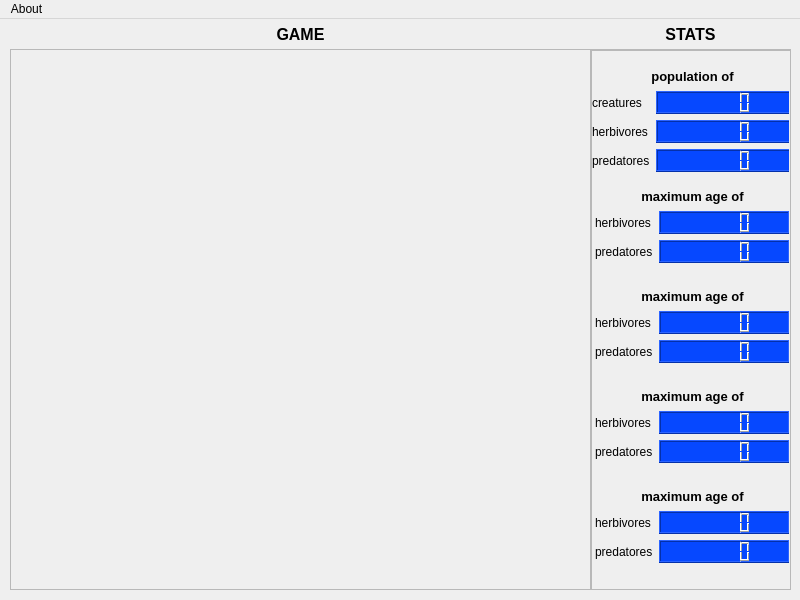
Above: src/client/client_ui.ui from m9rc1n/life before the change. Below: the same form after it.
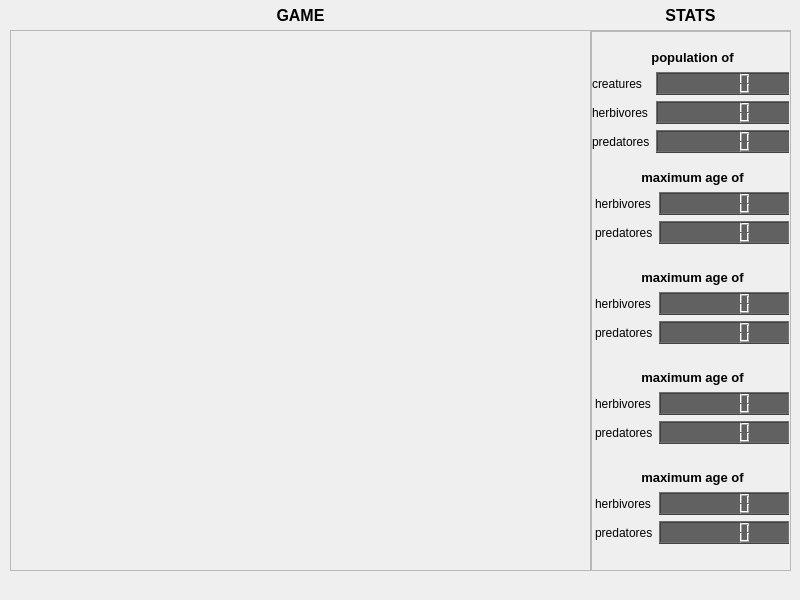
That is the form after the change.

Diff of the .ui file:
```diff
--- a/src/client/client_ui.ui
+++ b/src/client/client_ui.ui
@@ -181,8 +181,8 @@
          <item row="0" column="1">
           <widget class="QLCDNumber" name="lcdNumber_40">
            <property name="styleSheet">
-            <string notr="true">
-background-color: rgb(6, 72, 255);</string>
+            <string notr="true">background-color: rgb(97, 97, 97);
+</string>
            </property>
            <property name="value" stdset="0">
             <double>0.000000000000000</double>
@@ -206,8 +206,8 @@
          <item row="1" column="1">
           <widget class="QLCDNumber" name="lcdNumber_41">
            <property name="styleSheet">
-            <string notr="true">
-background-color: rgb(6, 72, 255);</string>
+            <string notr="true">background-color: rgb(97, 97, 97);
+</string>
            </property>
            <property name="value" stdset="0">
             <double>0.000000000000000</double>
@@ -217,8 +217,8 @@
          <item row="2" column="1">
           <widget class="QLCDNumber" name="lcdNumber_42">
            <property name="styleSheet">
-            <string notr="true">
-background-color: rgb(6, 72, 255);</string>
+            <string notr="true">background-color: rgb(97, 97, 97);
+</string>
            </property>
            <property name="value" stdset="0">
             <double>0.000000000000000</double>
@@ -320,22 +320,22 @@
            </property>
           </widget>
          </item>
-         <item row="0" column="1">
-          <widget class="QLCDNumber" name="lcdNumber_46">
+         <item row="1" column="1">
+          <widget class="QLCDNumber" name="pop_pre_6">
            <property name="styleSheet">
-            <string notr="true">
-background-color: rgb(6, 72, 255);</string>
+            <string notr="true">background-color: rgb(97, 97, 97);
+</string>
            </property>
            <property name="value" stdset="0">
             <double>0.000000000000000</double>
            </property>
           </widget>
          </item>
-         <item row="1" column="1">
-          <widget class="QLCDNumber" name="lcdNumber_47">
+         <item row="0" column="1">
+          <widget class="QLCDNumber" name="pop_pre_5">
            <property name="styleSheet">
-            <string notr="true">
-background-color: rgb(6, 72, 255);</string>
+            <string notr="true">background-color: rgb(97, 97, 97);
+</string>
            </property>
            <property name="value" stdset="0">
             <double>0.000000000000000</double>
@@ -470,8 +470,8 @@
          <item row="0" column="1">
           <widget class="QLCDNumber" name="lcdNumber_48">
            <property name="styleSheet">
-            <string notr="true">
-background-color: rgb(6, 72, 255);</string>
+            <string notr="true">background-color: rgb(97, 97, 97);
+</string>
            </property>
            <property name="value" stdset="0">
             <double>0.000000000000000</double>
@@ -481,8 +481,8 @@
          <item row="1" column="1">
           <widget class="QLCDNumber" name="lcdNumber_49">
            <property name="styleSheet">
-            <string notr="true">
-background-color: rgb(6, 72, 255);</string>
+            <string notr="true">background-color: rgb(97, 97, 97);
+</string>
            </property>
            <property name="value" stdset="0">
             <double>0.000000000000000</double>
@@ -524,22 +524,22 @@
            </property>
           </widget>
          </item>
-         <item row="0" column="1">
-          <widget class="QLCDNumber" name="lcdNumber_50">
+         <item row="1" column="1">
+          <widget class="QLCDNumber" name="pop_pre_3">
            <property name="styleSheet">
-            <string notr="true">
-background-color: rgb(6, 72, 255);</string>
+            <string notr="true">background-color: rgb(97, 97, 97);
+</string>
            </property>
            <property name="value" stdset="0">
             <double>0.000000000000000</double>
            </property>
           </widget>
          </item>
-         <item row="1" column="1">
-          <widget class="QLCDNumber" name="lcdNumber_51">
+         <item row="0" column="1">
+          <widget class="QLCDNumber" name="pop_pre_2">
            <property name="styleSheet">
-            <string notr="true">
-background-color: rgb(6, 72, 255);</string>
+            <string notr="true">background-color: rgb(97, 97, 97);
+</string>
            </property>
            <property name="value" stdset="0">
             <double>0.000000000000000</double>
@@ -581,22 +581,22 @@
            </property>
           </widget>
          </item>
-         <item row="0" column="1">
-          <widget class="QLCDNumber" name="lcdNumber_52">
+         <item row="1" column="1">
+          <widget class="QLCDNumber" name="pop_pre_7">
            <property name="styleSheet">
-            <string notr="true">
-background-color: rgb(6, 72, 255);</string>
+            <string notr="true">background-color: rgb(97, 97, 97);
+</string>
            </property>
            <property name="value" stdset="0">
             <double>0.000000000000000</double>
            </property>
           </widget>
          </item>
-         <item row="1" column="1">
-          <widget class="QLCDNumber" name="lcdNumber_53">
+         <item row="0" column="1">
+          <widget class="QLCDNumber" name="pop_pre_9">
            <property name="styleSheet">
-            <string notr="true">
-background-color: rgb(6, 72, 255);</string>
+            <string notr="true">background-color: rgb(97, 97, 97);
+</string>
            </property>
            <property name="value" stdset="0">
             <double>0.000000000000000</double>
@@ -629,12 +629,6 @@
      <height>23</height>
     </rect>
    </property>
-   <widget class="QMenu" name="menuAbout">
-    <property name="title">
-     <string>About</string>
-    </property>
-   </widget>
-   <addaction name="menuAbout"/>
   </widget>
   <action name="actionAbout_Life">
    <property name="text">
```
Left out of the diff: 20 changed lines with no effect on the pictures.
